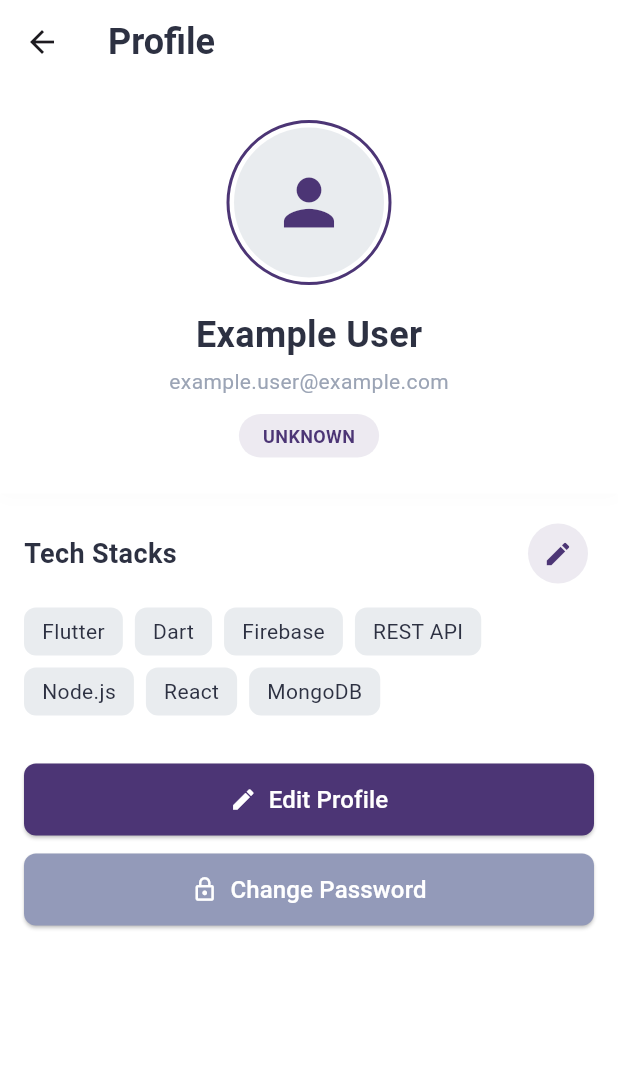
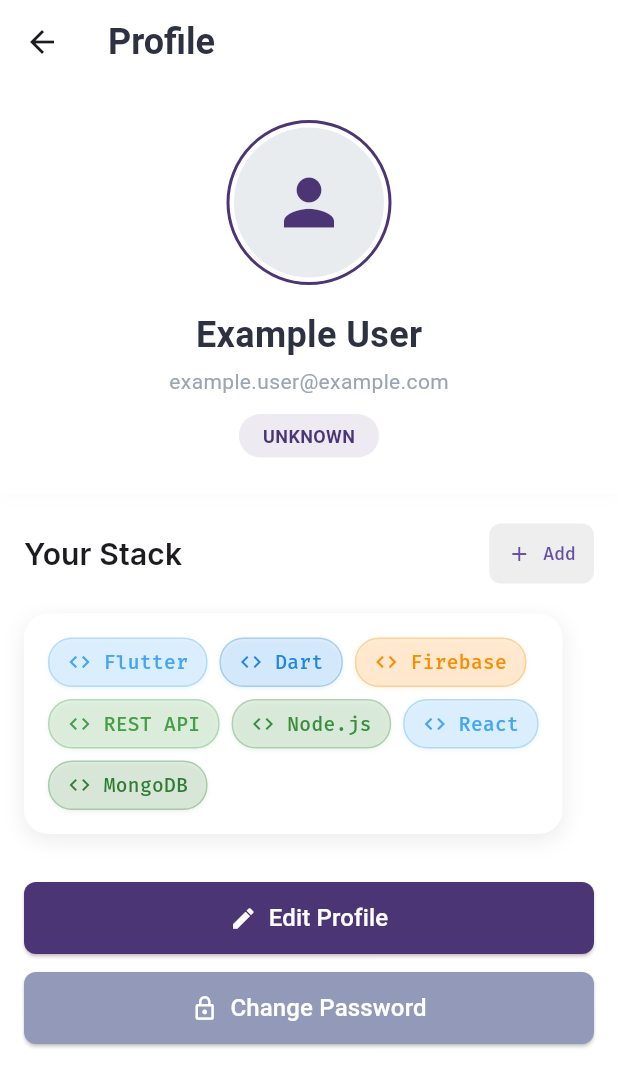
Before and after one commit to flappyBirdBol-anon/code-bolanon-mobile, a Flutter app: the ProfileView screen opened by its route, on a phone screen of 412 x 824 dp. Shown: the top 1087 px of the screen. Run offline on Flutter 3.47's test engine with Material 3 defaults, Android fonts, the phone set to English and light mode, and no system bars; our stand-ins replace animate_do, carousel_slider, dio, flutter_cache_manager, flutter_secure_storage, flutter_svg and 11 more; accounts and stored records are empty.

Commit message:
refactored techstack chips

```diff
--- /dev/null
+++ b/lib/ui/common/utils/tech_stack_colors.dart
@@ -0,0 +1,36 @@
+import 'package:flutter/material.dart';
+
+class TechStackColors {
+  static final Map<String, Color> languageColors = {
+    'JavaScript': Colors.yellow[700]!,
+    'Python': Colors.blue[700]!,
+    'Java': Colors.orange[800]!,
+    'Ruby': Colors.red[700]!,
+    'C#': Colors.purple[700]!,
+    'PHP': Colors.indigo[600]!,
+    'Swift': Colors.orange[600]!,
+    'Kotlin': Colors.purple[600]!,
+    'Go': Colors.cyan[700]!,
+    'TypeScript': Colors.blue[600]!,
+    'C++': Colors.blue[800]!,
+    'Rust': Colors.deepOrange[800]!,
+    'Development': Colors.teal[700]!,
+    'Design': Colors.pink[600]!,
+    'Tech': Colors.indigo[500]!,
+    'Marketing': Colors.green[700]!,
+    'Business': Colors.amber[800]!,
+    'Sports': Colors.lightBlue[700]!,
+    'IT Software': Colors.deepPurple[600]!,
+    'Flutter': Colors.blue[400]!,
+    'Dart': Colors.blue[600]!,
+    'Firebase': Colors.orange[600]!,
+    'REST API': Colors.green[600]!,
+    'Node.js': Colors.green[700]!,
+    'React': Colors.blue[400]!,
+    'MongoDB': Colors.green[800]!,
+  };
+
+  static Color getColorForTech(String tech, ThemeData theme) {
+    return languageColors[tech] ?? theme.primaryColor;
+  }
+}
--- /dev/null
+++ b/lib/ui/common/widgets/custom_stack_chip.dart
@@ -0,0 +1,98 @@
+import 'package:flutter/material.dart';
+
+class CustomStackChip extends StatelessWidget {
+  final String label;
+  final VoidCallback? onTap;
+  final bool selected;
+  final bool isDark;
+  final IconData? icon;
+  final double? width;
+  final Color? color;
+  final bool isOutlined;
+  final TextStyle? textStyle;
+
+  const CustomStackChip({
+    Key? key,
+    required this.label,
+    this.onTap,
+    this.selected = false,
+    this.isDark = false,
+    this.icon,
+    this.width,
+    this.color,
+    this.isOutlined = true,
+    this.textStyle,
+  }) : super(key: key);
+
+  @override
+  Widget build(BuildContext context) {
+    final defaultColor = color ?? Theme.of(context).primaryColor;
+    final effectiveTextStyle = textStyle ??
+        Theme.of(context).textTheme.bodyMedium?.copyWith(
+              fontSize: 13,
+              fontWeight: selected ? FontWeight.w600 : FontWeight.normal,
+            );
+
+    return Material(
+      color: Colors.transparent,
+      child: InkWell(
+        onTap: onTap,
+        borderRadius: BorderRadius.circular(16),
+        child: Container(
+          width: width,
+          padding: const EdgeInsets.symmetric(horizontal: 12, vertical: 6),
+          decoration: BoxDecoration(
+            color: selected
+                ? (isDark
+                    ? defaultColor.withOpacity(0.2)
+                    : defaultColor.withOpacity(0.1))
+                : isOutlined
+                    ? Colors.transparent
+                    : Colors.grey[200],
+            borderRadius: BorderRadius.circular(16),
+            border: isOutlined
+                ? Border.all(
+                    color: selected
+                        ? defaultColor.withOpacity(isDark ? 0.5 : 0.3)
+                        : Colors.grey.withOpacity(0.5),
+                    width: 1,
+                  )
+                : null,
+            boxShadow: isOutlined
+                ? [
+                    BoxShadow(
+                      color: defaultColor.withOpacity(0.1),
+                      offset: const Offset(0, 1),
+                      blurRadius: 2,
+                    ),
+                  ]
+                : null,
+          ),
+          child: Row(
+            mainAxisSize: MainAxisSize.min,
+            children: [
+              if (icon != null) ...[
+                Icon(
+                  icon,
+                  size: 16,
+                  color: selected
+                      ? (isDark ? defaultColor.withOpacity(0.9) : defaultColor)
+                      : Colors.grey[600],
+                ),
+                const SizedBox(width: 8),
+              ],
+              Text(
+                label,
+                style: effectiveTextStyle?.copyWith(
+                  color: selected
+                      ? (isDark ? defaultColor.withOpacity(0.9) : defaultColor)
+                      : Colors.grey[800],
+                ),
+              ),
+            ],
+          ),
+        ),
+      ),
+    );
+  }
+}
--- a/lib/ui/views/auth/signup/signup_view.dart
+++ b/lib/ui/views/auth/signup/signup_view.dart
@@ -1,3 +1,4 @@
+import 'package:code_bolanon/ui/common/widgets/custom_stack_chip.dart';
 import 'package:code_bolanon/ui/common/widgets/custom_text_field.dart';
 import 'package:code_bolanon/ui/common/widgets/password_validation_list.dart';
 import 'package:flutter/gestures.dart';
@@ -126,10 +127,6 @@ class SignupView extends StackedView<SignupViewModel> {
         const SizedBox(height: 8),
         Container(
           padding: const EdgeInsets.symmetric(vertical: 12, horizontal: 8),
-          // decoration: BoxDecoration(
-          //   borderRadius: BorderRadius.circular(12),
-          //   // border: Border.all(color: const Color.fromARGB(255, 255, 255, 255)),
-          // ),
           child: Column(
             crossAxisAlignment: CrossAxisAlignment.start,
             children: [
@@ -146,39 +143,15 @@ class SignupView extends StackedView<SignupViewModel> {
               ],
               Wrap(
                 spacing: 8.0,
-                runSpacing: 4.0,
+                runSpacing: 8.0,
                 children: [
                   for (String stack in viewModel.availableTechStacks)
-                    FilterChip(
-                      label: Text(stack),
+                    CustomStackChip(
+                      label: stack,
                       selected: viewModel.selectedTechStacks.contains(stack),
-                      onSelected: (bool selected) {
-                        viewModel.toggleTechStack(stack);
-                      },
-                      selectedColor:
-                          Theme.of(context).primaryColor.withOpacity(0.2),
-                      checkmarkColor: Theme.of(context).primaryColor,
-                      labelStyle: TextStyle(
-                        fontWeight: viewModel.selectedTechStacks.contains(stack)
-                            ? FontWeight.w600
-                            : FontWeight.normal,
-                        color: viewModel.selectedTechStacks.contains(stack)
-                            ? Theme.of(context).primaryColor
-                            : Colors.black87,
-                      ),
-                      materialTapTargetSize: MaterialTapTargetSize.shrinkWrap,
-                      elevation: 1.5,
-                      pressElevation: 2.5,
-                      padding: const EdgeInsets.symmetric(
-                          horizontal: 8, vertical: 4),
-                      shape: RoundedRectangleBorder(
-                        borderRadius: BorderRadius.circular(16),
-                        side: BorderSide(
-                          color: viewModel.selectedTechStacks.contains(stack)
-                              ? Theme.of(context).primaryColor
-                              : Colors.grey.shade400,
-                        ),
-                      ),
+                      onTap: () => viewModel.toggleTechStack(stack),
+                      icon: Icons.code,
+                      isOutlined: true,
                     ),
                 ],
               ),
--- a/lib/ui/views/profile/profile_view.dart
+++ b/lib/ui/views/profile/profile_view.dart
@@ -1,7 +1,9 @@
 import 'package:animate_do/animate_do.dart';
 import 'package:code_bolanon/ui/common/widgets/custom_app_bar.dart';
 import 'package:code_bolanon/ui/common/widgets/custom_button.dart';
+import 'package:code_bolanon/ui/common/widgets/custom_stack_chip.dart';
 import 'package:flutter/material.dart';
+import 'package:google_fonts/google_fonts.dart';
 import 'package:stacked/stacked.dart';
 
 import 'profile_viewmodel.dart';
@@ -134,57 +136,112 @@ class ProfileView extends StackedView<ProfileViewModel> {
 
   Widget _buildTechStackSection(
       ProfileViewModel viewModel, BuildContext context) {
+    final isDark = Theme.of(context).brightness == Brightness.dark;
+    final theme = Theme.of(context);
+    final cardColor = isDark ? const Color(0xFF1E293B) : Colors.white;
+
+    // Add the same language color mapping as trainer home view
+    final Map<String, Color> languageColors = {
+      'JavaScript': Colors.yellow[700]!,
+      'Python': Colors.blue[700]!,
+      'Java': Colors.orange[800]!,
+      'Ruby': Colors.red[700]!,
+      'C#': Colors.purple[700]!,
+      'PHP': Colors.indigo[600]!,
+      'Swift': Colors.orange[600]!,
+      'Kotlin': Colors.purple[600]!,
+      'Go': Colors.cyan[700]!,
+      'TypeScript': Colors.blue[600]!,
+      'C++': Colors.blue[800]!,
+      'Rust': Colors.deepOrange[800]!,
+      'Development': Colors.teal[700]!,
+      'Design': Colors.pink[600]!,
+      'Tech': Colors.indigo[500]!,
+      'Marketing': Colors.green[700]!,
+      'Business': Colors.amber[800]!,
+      'Sports': Colors.lightBlue[700]!,
+      'IT Software': Colors.deepPurple[600]!,
+    };
+
     return Column(
       crossAxisAlignment: CrossAxisAlignment.start,
       children: [
         Row(
           mainAxisAlignment: MainAxisAlignment.spaceBetween,
           children: [
-            const Text(
-              'Tech Stacks',
-              style: TextStyle(
-                fontSize: 18,
-                fontWeight: FontWeight.bold,
-                color: Color(0xFF2D3142),
+            Text(
+              "Your Stack",
+              style: GoogleFonts.inter(
+                fontSize: 20,
+                fontWeight: FontWeight.w600,
+                letterSpacing: 0.1,
               ),
             ),
-            IconButton(
+            TextButton.icon(
               onPressed: () =>
                   _showUpdateModal(context, 'Manage Tech Stack', viewModel),
-              icon: const Icon(Icons.edit, size: 20),
-              style: IconButton.styleFrom(
-                backgroundColor: const Color(0xFF4C3575).withOpacity(0.1),
-                foregroundColor: const Color(0xFF4C3575),
+              icon: const Icon(Icons.add, size: 16),
+              label: Text(
+                "Add",
+                style: GoogleFonts.firaCode(
+                  fontSize: 12,
+                  fontWeight: FontWeight.w500,
+                ),
+              ),
+              style: TextButton.styleFrom(
+                backgroundColor: isDark ? Colors.grey[800] : Colors.grey[200],
+                shape: RoundedRectangleBorder(
+                  borderRadius: BorderRadius.circular(8),
+                ),
+                padding:
+                    const EdgeInsets.symmetric(horizontal: 12, vertical: 6),
               ),
             ),
           ],
         ),
-        const SizedBox(height: 12),
-        Wrap(
-          spacing: 8,
-          runSpacing: 8,
-          children: viewModel.techStacks
-              .map((tech) => FadeInLeft(
-                    duration: const Duration(milliseconds: 500),
-                    child: Container(
-                      padding: const EdgeInsets.symmetric(
-                          horizontal: 12, vertical: 6),
-                      decoration: BoxDecoration(
-                        color: const Color(0xFFE9ECEF),
-                        borderRadius: BorderRadius.circular(8),
-                      ),
-                      child: Text(
-                        tech,
-                        style: const TextStyle(
-                          color: Color(0xFF2D3142),
-                          fontSize: 14,
-                        ),
-                      ),
-                    ),
-                  ))
-              .toList(),
+        const SizedBox(height: 16),
+        Container(
+          decoration: BoxDecoration(
+            color: cardColor,
+            borderRadius: BorderRadius.circular(16),
+            boxShadow: [
+              BoxShadow(
+                color: Colors.black.withOpacity(0.08),
+                offset: const Offset(0, 4),
+                blurRadius: 12,
+                spreadRadius: 0,
+              ),
+            ],
+          ),
+          child: Padding(
+            padding: const EdgeInsets.all(16),
+            child: _buildTechStacks(viewModel, theme),
+          ),
         ),
       ],
+    );
+  }
+
+  Widget _buildTechStacks(ProfileViewModel viewModel, ThemeData theme) {
+    final isDark = theme.brightness == Brightness.dark;
+
+    return Wrap(
+      spacing: 8,
+      runSpacing: 8,
+      children: viewModel.techStacks.map((tech) {
+        return CustomStackChip(
+          label: tech,
+          selected: true,
+          isDark: isDark,
+          icon: Icons.code,
+          color: viewModel.getTechColor(tech, theme),
+          textStyle: GoogleFonts.firaCode(
+            fontSize: 13,
+            fontWeight: FontWeight.w500,
+          ),
+          onTap: () {},
+        );
+      }).toList(),
     );
   }
 
--- a/lib/ui/views/profile/profile_viewmodel.dart
+++ b/lib/ui/views/profile/profile_viewmodel.dart
@@ -1,6 +1,7 @@
 import 'package:code_bolanon/app/app.locator.dart';
 import 'package:code_bolanon/app/app_base_view_model.dart';
 import 'package:code_bolanon/services/auth_service.dart';
+import 'package:code_bolanon/ui/common/utils/tech_stack_colors.dart';
 import 'package:code_bolanon/ui/common/widgets/change_password_modal.dart';
 import 'package:code_bolanon/ui/common/widgets/edit_profile_modal.dart';
 import 'package:code_bolanon/ui/common/widgets/tech_stack_modal.dart';
@@ -44,6 +45,10 @@ class ProfileViewModel extends AppBaseViewModel {
   ];
 
   List<String> get techStacks => _techStacks;
+
+  Color getTechColor(String tech, ThemeData theme) {
+    return TechStackColors.getColorForTech(tech, theme);
+  }
 
   final oldPasswordController = TextEditingController();
   final newPasswordController = TextEditingController();
@@ -163,6 +168,7 @@ class ProfileViewModel extends AppBaseViewModel {
       text: locator<AuthService>().currentUser?.specialization ?? 'None');
 
   void showTechStackModal(BuildContext context) {
+    final theme = Theme.of(context);
     showModalBottomSheet(
       context: context,
       isScrollControlled: true,
--- a/lib/ui/views/trainer_home/trainer_home_view.dart
+++ b/lib/ui/views/trainer_home/trainer_home_view.dart
@@ -1,6 +1,8 @@
 import 'package:carousel_slider/carousel_slider.dart';
+import 'package:code_bolanon/ui/common/utils/tech_stack_colors.dart';
 import 'package:code_bolanon/ui/common/widgets/custom_card.dart';
 import 'package:code_bolanon/ui/common/widgets/custom_list_item.dart';
+import 'package:code_bolanon/ui/common/widgets/custom_stack_chip.dart';
 import 'package:code_bolanon/ui/common/widgets/images/png_images.dart';
 import 'package:code_bolanon/ui/views/trainer_home/trainer_home_viewmodel.dart';
 import 'package:flutter/material.dart';
@@ -882,74 +884,16 @@ class TrainerHomeView extends StackedView<TrainerHomeViewModel> {
   Widget _buildLanguageChip(
       String language, ThemeData theme, TextStyle codeStyle) {
     final isDark = theme.brightness == Brightness.dark;
-
-    // Language-specific colors
-    final Map<String, Color> languageColors = {
-      'JavaScript': Colors.yellow[700]!,
-      'Python': Colors.blue[700]!,
-      'Java': Colors.orange[800]!,
-      'Ruby': Colors.red[700]!,
-      'C#': Colors.purple[700]!,
-      'PHP': Colors.indigo[600]!,
-      'Swift': Colors.orange[600]!,
-      'Kotlin': Colors.purple[600]!,
-      'Go': Colors.cyan[700]!,
-      'TypeScript': Colors.blue[600]!,
-      'C++': Colors.blue[800]!,
-      'Rust': Colors.deepOrange[800]!,
-      'Development': Colors.teal[700]!,
-      'Design': Colors.pink[600]!,
-      'Tech': Colors.indigo[500]!,
-      'Marketing': Colors.green[700]!,
-      'Business': Colors.amber[800]!,
-      'Sports': Colors.lightBlue[700]!,
-      'IT Software': Colors.deepPurple[600]!,
-    };
-
-    final color = languageColors[language] ?? theme.primaryColor;
-
-    return Material(
-      color: Colors.transparent,
-      child: InkWell(
-        onTap: () {},
-        borderRadius: BorderRadius.circular(16),
-        child: Container(
-          padding: const EdgeInsets.symmetric(horizontal: 14, vertical: 8),
-          decoration: BoxDecoration(
-            color: isDark ? color.withOpacity(0.2) : color.withOpacity(0.1),
-            borderRadius: BorderRadius.circular(16),
-            border: Border.all(
-              color: color.withOpacity(isDark ? 0.5 : 0.3),
-              width: 1,
-            ),
-            boxShadow: [
-              BoxShadow(
-                color: color.withOpacity(0.1),
-                offset: const Offset(0, 2),
-                blurRadius: 4,
-              ),
-            ],
-          ),
-          child: Row(
-            mainAxisSize: MainAxisSize.min,
-            children: [
-              Icon(
-                Icons.code,
-                size: 16,
-                color: isDark ? color.withOpacity(0.9) : color,
-              ),
-              const SizedBox(width: 8),
-              Text(
-                language,
-                style: codeStyle.copyWith(
-                  color: isDark ? color.withOpacity(0.9) : color,
-                  fontSize: 13,
-                ),
-              ),
-            ],
-          ),
-        ),
-      ),
+    final color = TechStackColors.getColorForTech(language, theme);
+
+    return CustomStackChip(
+      label: language,
+      selected: true,
+      isDark: isDark,
+      icon: Icons.code,
+      color: color,
+      textStyle: codeStyle,
+      onTap: () {},
     );
   }
 
```
